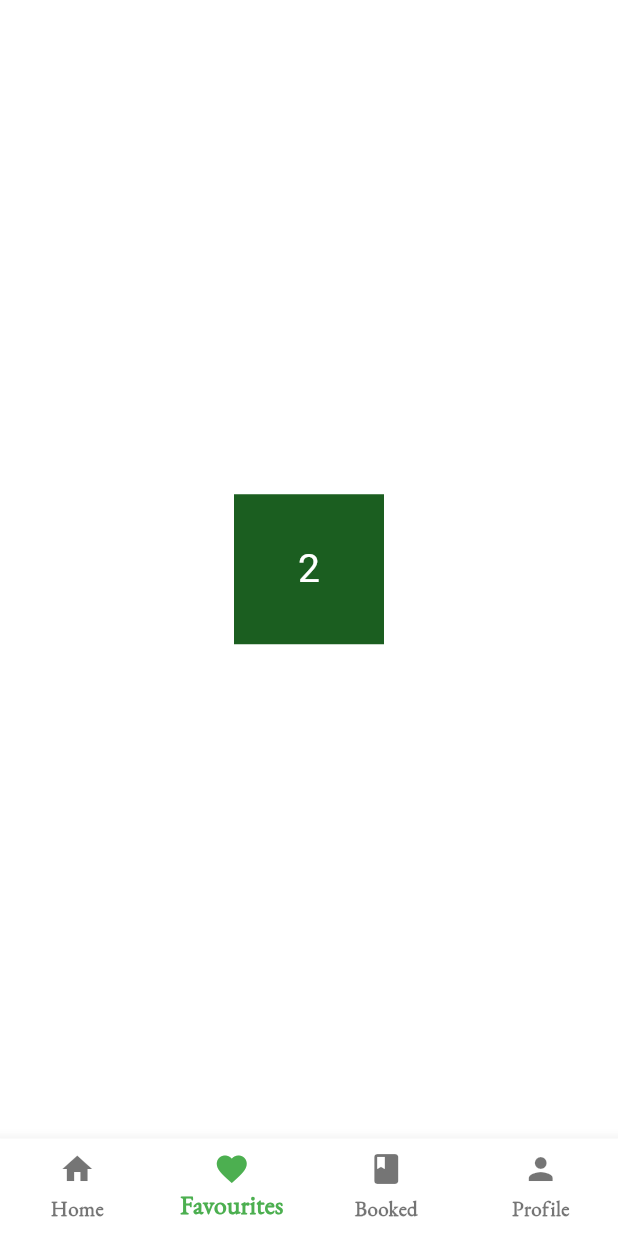
After one commit to Harshvekariyaa/FarmFusion---farm-booking-app, a Flutter app: the Navbar screen opened by its route, item 2 of the bottom bar chosen, on a phone screen of 412 x 824 dp. The commit adds this screen. Run offline on Flutter 3.47's test engine with Material 3 defaults, Android fonts, the phone set to English and light mode, and no system bars; our stand-ins replace firebase_auth, firebase_core, fluttertoast, get; accounts and stored records are empty.

Commit message:
version 1.1

```diff
--- a/lib/Routes/routes.dart
+++ b/lib/Routes/routes.dart
@@ -2,6 +2,8 @@ import 'package:farmfusion/Routes/routes_name.dart';
 import 'package:farmfusion/Screens/forgetpassword_screen.dart';
 import 'package:farmfusion/Screens/registration_screen.dart';
 import 'package:farmfusion/Screens/splash_screen.dart';
+import 'package:farmfusion/Widgets/navbar.dart';
+
 import 'package:get/get.dart';
 
 import '../Screens/home_screen.dart';
@@ -45,6 +47,13 @@ class AppRoutes{
       transitionDuration: Duration(milliseconds: 250),
       transition: Transition.rightToLeftWithFade,
     ),
+
+    GetPage(
+      name: RoutesName.navbarWidget,
+      page: () => Navbar(),
+      transitionDuration: Duration(milliseconds: 250),
+      transition: Transition.rightToLeftWithFade,
+    ),
   ];
 
 }
--- a/lib/Routes/routes_name.dart
+++ b/lib/Routes/routes_name.dart
@@ -11,4 +11,6 @@ class RoutesName{
 
   static const String forgetPasswordScreen = '/forgetpassword_screen';
 
+  static const String navbarWidget = '/navbar';
+
 }
--- a/lib/Screens/forgetpassword_screen.dart
+++ b/lib/Screens/forgetpassword_screen.dart
@@ -29,6 +29,7 @@ class _forgetPasswordScreenState extends State<forgetPasswordScreen> {
     return Scaffold(
       backgroundColor: Colors.green,
       body: Center(
+        child: SingleChildScrollView(
           child: Padding(
             padding: const EdgeInsets.all(8.0),
             child: Card(
@@ -87,6 +88,7 @@ class _forgetPasswordScreenState extends State<forgetPasswordScreen> {
             ),
           ),
         ),
+      ),
     );
   }
 }
--- a/lib/Screens/login_screen.dart
+++ b/lib/Screens/login_screen.dart
@@ -24,7 +24,7 @@ class _LoginScreenState extends State<LoginScreen> {
           email: _emailController.text,
           password: _passwordController.text,
         );
-        Get.offAllNamed(RoutesName.homeScreen.toString());
+        Get.offAllNamed(RoutesName.navbarWidget.toString());
       } on FirebaseAuthException catch (e) {
         Get.snackbar('LOGIN FAILED!', 'Enter valid email and password',backgroundColor: Colors.white,colorText: Colors.red.shade500);
       } finally {
@@ -38,6 +38,7 @@ class _LoginScreenState extends State<LoginScreen> {
     return Scaffold(
       backgroundColor: Colors.green,
       body: Center(
+        child: SingleChildScrollView(
           child: Padding(
             padding: const EdgeInsets.all(8.0),
             child: Card(
@@ -138,6 +139,7 @@ class _LoginScreenState extends State<LoginScreen> {
             ),
           ),
         ),
+      ),
     );
   }
 }
--- a/lib/Screens/registration_screen.dart
+++ b/lib/Screens/registration_screen.dart
@@ -52,6 +52,7 @@ class _registrationScreenState extends State<registrationScreen> {
     return Scaffold(
       backgroundColor: Colors.green,
       body: Center(
+        child: SingleChildScrollView(
           child: Padding(
             padding: const EdgeInsets.all(16.0),
             child: Card(
@@ -184,6 +185,7 @@ class _registrationScreenState extends State<registrationScreen> {
             ),
           ),
         ),
+      ),
     );
   }
 }
--- a/lib/Screens/splash_screen.dart
+++ b/lib/Screens/splash_screen.dart
@@ -24,7 +24,6 @@ class _SplashScreenState extends State<SplashScreen> {
 
     Timer(Duration(seconds: 4), (){
       Navigator.push(context, MaterialPageRoute(builder: (context) => checkUserLogIn(),));
-      // Get.offNamed(RoutesName.registrationScreen.toString());
     });
   }
 
--- a/lib/Widgets/checkuserlogin.dart
+++ b/lib/Widgets/checkuserlogin.dart
@@ -2,6 +2,7 @@ import 'package:farmfusion/Screens/home_screen.dart';
 import 'package:farmfusion/Screens/login_screen.dart';
 import 'package:firebase_auth/firebase_auth.dart';
 import 'package:flutter/material.dart';
+import 'package:farmfusion/Widgets/navbar.dart';
 
 class checkUserLogIn extends StatelessWidget {
   @override
@@ -10,7 +11,7 @@ class checkUserLogIn extends StatelessWidget {
     if (user == null) {
       return LoginScreen();
     } else {
-      return HomeScreen();
+      return Navbar();
     }
   }
 }
--- /dev/null
+++ b/lib/Widgets/navbar.dart
@@ -0,0 +1,60 @@
+import 'package:flutter/material.dart';
+import 'package:get/get.dart';
+
+import '../Screens/home_screen.dart';
+
+class NavbarController extends GetxController {
+  var selectedIndex = 0.obs;
+
+  void changeIndex(int index) {
+    selectedIndex.value = index;
+  }
+}
+
+class Navbar extends StatelessWidget {
+  final NavbarController navbarController = Get.put(NavbarController());
+
+  final screens = [
+    HomeScreen(),
+    // FavouriteScreen(),
+    // BookedScreen(),
+    // ProfileScreen(),
+    Center(child: Container(color: Colors.green.shade900, height: 100, width: 100, child: Center(child: Text("2",style: TextStyle(fontSize: 26, color: Colors.white),)))),
+    Center(child: Container(color: Colors.green.shade900, height: 100, width: 100, child: Center(child: Text("3",style: TextStyle(fontSize: 26, color: Colors.white),)))),
+    Center(child: Container(color: Colors.green.shade900, height: 100, width: 100, child: Center(child: Text("4",style: TextStyle(fontSize: 26, color: Colors.white),)))),
+
+  ];
+
+  @override
+  Widget build(BuildContext context) {
+    return Scaffold(
+      backgroundColor: Colors.white,
+      body: Obx(() => screens[navbarController.selectedIndex.value]),
+      bottomNavigationBar: Obx(
+            () => BottomNavigationBar(
+          backgroundColor: Colors.white,
+          type: BottomNavigationBarType.fixed,
+          selectedItemColor: Colors.green,
+          selectedLabelStyle: TextStyle(
+            fontWeight: FontWeight.bold,
+            fontSize: 17,
+            fontFamily: "LocalFont",
+          ),
+          unselectedLabelStyle: TextStyle(
+            fontFamily: "LocalFont",
+            fontSize: 14,
+            fontWeight: FontWeight.bold,
+          ),
+          currentIndex: navbarController.selectedIndex.value,
+          onTap: navbarController.changeIndex,
+          items: [
+            BottomNavigationBarItem(icon: Icon(Icons.home), label: "Home"),
+            BottomNavigationBarItem(icon: Icon(Icons.favorite), label: "Favourites"),
+            BottomNavigationBarItem(icon: Icon(Icons.book), label: "Booked"),
+            BottomNavigationBarItem(icon: Icon(Icons.person), label: "Profile"),
+          ],
+        ),
+      ),
+    );
+  }
+}
--- a/lib/main.dart
+++ b/lib/main.dart
@@ -8,6 +8,8 @@ import 'Routes/routes.dart';
 import 'Screens/splash_screen.dart';
 
 Future<void> main() async {
+  WidgetsFlutterBinding.ensureInitialized();
+  await Firebase.initializeApp();
   await Firebase.initializeApp(
     options: DefaultFirebaseOptions.currentPlatform,
   );
--- a/pubspec.yaml
+++ b/pubspec.yaml
@@ -35,10 +35,10 @@ dependencies:
   # The following adds the Cupertino Icons font to your application.
   # Use with the CupertinoIcons class for iOS style icons.
   cupertino_icons: ^1.0.6
-  firebase_auth: ^5.1.2
   firebase_core: ^3.2.0
   get: ^4.6.6
   fluttertoast: ^8.2.6
+  firebase_auth: ^5.1.2
 
 dev_dependencies:
   flutter_test:
```
Also changed, not shown: lib/Screens/profile/profile_image_widget.dart (added, +64 -0 lines), lib/Screens/profile/profile_option_widget.dart (added, +58 -0 lines), 1 other file. Lines whose indentation alone changed are shown as unchanged.
